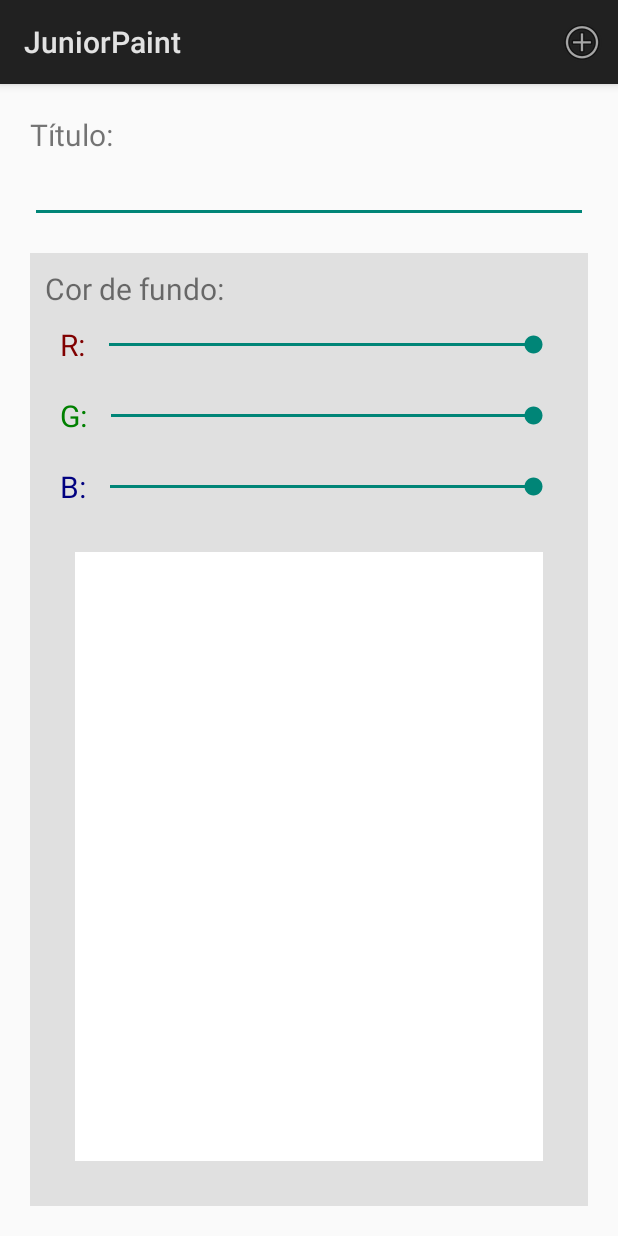
After one commit to pedrcruz/GPS, an Android app: the teste screen opened directly, with no data from a screen before it, on a phone screen of 412 x 824 dp. The commit adds this screen. Run offline under Robolectric (Android 15) with nearby library versions, the phone set to English and light mode, and no system bars.

Commit message:
Edit , new Working v0.2

```diff
--- a/JuniorPaint/app/src/main/java/com/example/isec_aulas/juniorpaint/Desenha.java
+++ b/JuniorPaint/app/src/main/java/com/example/isec_aulas/juniorpaint/Desenha.java
@@ -59,6 +59,7 @@ public class Desenha extends Activity {
         mi.inflate(R.menu.menu_desenho,menu);
         return true;
     }
+
 
     @Override
     public boolean onOptionsItemSelected(MenuItem item) {
--- a/JuniorPaint/app/src/main/java/com/example/isec_aulas/juniorpaint/MainActivity.java
+++ b/JuniorPaint/app/src/main/java/com/example/isec_aulas/juniorpaint/MainActivity.java
@@ -14,7 +14,7 @@ public class MainActivity extends Activity {
     }
 
     public void onDesenha(View v) {
-        Intent intent = new Intent(this,Desenha.class);
+        Intent intent = new Intent(this,teste.class);
         startActivity(intent);
     }
 /*
--- /dev/null
+++ b/JuniorPaint/app/src/main/java/com/example/isec_aulas/juniorpaint/teste.java
@@ -0,0 +1,81 @@
+package com.example.isec_aulas.juniorpaint;
+
+import android.app.Activity;
+import android.content.Intent;
+import android.graphics.Color;
+import android.os.Bundle;
+import android.view.Menu;
+import android.view.MenuInflater;
+import android.view.MenuItem;
+import android.widget.EditText;
+import android.widget.FrameLayout;
+import android.widget.SeekBar;
+
+public class teste extends Activity {
+
+    SeekBar sbRed,sbGreen,sbBlue;
+    FrameLayout previewCor;
+
+    @Override
+    protected void onCreate(Bundle savedInstanceState) {
+        super.onCreate(savedInstanceState);
+        setContentView(R.layout.teste);
+
+        sbRed   = (SeekBar) findViewById(R.id.sbRed);
+        sbGreen = (SeekBar) findViewById(R.id.sbGreen);
+        sbBlue  = (SeekBar) findViewById(R.id.sbBlue);
+
+        sbRed.setMax(255);sbRed.setProgress(255);
+        sbGreen.setMax(255);sbGreen.setProgress(255);
+        sbBlue.setMax(255);sbBlue.setProgress(255);
+        sbRed.setOnSeekBarChangeListener(procSeekBar);
+        sbGreen.setOnSeekBarChangeListener(procSeekBar);
+        sbBlue.setOnSeekBarChangeListener(procSeekBar);
+
+        previewCor = (FrameLayout) findViewById(R.id.previewCor);
+        previewCor.setBackgroundColor(Color.WHITE);
+
+    }
+
+    SeekBar.OnSeekBarChangeListener procSeekBar = new SeekBar.OnSeekBarChangeListener() {
+        @Override
+        public void onProgressChanged(SeekBar seekBar, int progress, boolean fromUser) {
+            previewCor.setBackgroundColor(Color.rgb(sbRed.getProgress(),sbGreen.getProgress(),sbBlue.getProgress()));
+        }
+
+        @Override
+        public void onStartTrackingTouch(SeekBar seekBar) {
+
+        }
+
+        @Override
+        public void onStopTrackingTouch(SeekBar seekBar) {
+
+        }
+    };
+
+    @Override
+    public boolean onCreateOptionsMenu(Menu menu) {
+        MenuInflater mi = new MenuInflater(this);
+        mi.inflate(R.menu.menu_criar,menu);
+        return super.onCreateOptionsMenu(menu);
+    }
+
+    @Override
+    public boolean onOptionsItemSelected(MenuItem item) {
+        if (item.getItemId()==R.id.menuCriar) {
+            String strTitulo = ((EditText)findViewById(R.id.edTitulo)).getText().toString();
+            if (strTitulo.isEmpty()) {
+                findViewById(R.id.edTitulo).requestFocus();
+                return true;
+            }
+            Intent intent = new Intent(this,Desenha.class);
+            intent.putExtra("CorFundo",Color.rgb(sbRed.getProgress(),sbGreen.getProgress(),sbBlue.getProgress()));
+            intent.putExtra("Titulo",strTitulo);
+            startActivity(intent);
+            finish();
+            return true;
+        }
+        return super.onOptionsItemSelected(item);
+    }
+}
--- /dev/null
+++ b/JuniorPaint/app/src/main/res/layout/carrega.xml
@@ -0,0 +1,6 @@
+<?xml version="1.0" encoding="utf-8"?>
+<LinearLayout xmlns:android="http://schemas.android.com/apk/res/android"
+    android:layout_width="match_parent"
+    android:layout_height="match_parent">
+
+</LinearLayout>
--- /dev/null
+++ b/JuniorPaint/app/src/main/res/layout/jogos.xml
@@ -0,0 +1,6 @@
+<?xml version="1.0" encoding="utf-8"?>
+<LinearLayout xmlns:android="http://schemas.android.com/apk/res/android"
+    android:layout_width="match_parent"
+    android:layout_height="match_parent">
+
+</LinearLayout>
--- /dev/null
+++ b/JuniorPaint/app/src/main/res/layout/teste.xml
@@ -0,0 +1,108 @@
+<?xml version="1.0" encoding="utf-8"?>
+<LinearLayout xmlns:android="http://schemas.android.com/apk/res/android"
+    xmlns:app="http://schemas.android.com/apk/res-auto"
+    xmlns:tools="http://schemas.android.com/tools"
+    android:layout_width="match_parent"
+    android:layout_height="match_parent"
+    android:orientation="vertical"
+    android:padding="20sp"
+    tools:context="com.example.isec_aulas.juniorpaint.teste">
+
+
+
+    <TextView
+        android:layout_width="wrap_content"
+        android:layout_height="wrap_content"
+        android:text="Título:"
+        android:textSize="20sp" />
+
+    <EditText android:id="@+id/edTitulo"
+        android:layout_width="match_parent"
+        android:layout_height="wrap_content"
+        android:maxLines="1"
+        android:maxLength="15"
+        android:inputType="text"/>
+
+    <LinearLayout
+        android:layout_width="match_parent"
+        android:layout_height="match_parent"
+        android:layout_marginTop="20dp"
+        android:background="#e0e0e0"
+        android:orientation="vertical"
+        android:padding="10dp">
+
+        <TextView
+            android:layout_width="wrap_content"
+            android:layout_height="wrap_content"
+            android:text="Cor de fundo:"
+            android:textSize="20sp" />
+
+        <LinearLayout
+            android:layout_width="match_parent"
+            android:layout_height="wrap_content"
+            android:orientation="horizontal"
+            android:padding="10dp">
+
+            <TextView
+                android:layout_width="wrap_content"
+                android:layout_height="wrap_content"
+                android:text="R:"
+                android:textColor="#800000"
+                android:textSize="20sp" />
+
+            <SeekBar
+                android:id="@+id/sbRed"
+                android:layout_width="match_parent"
+                android:layout_height="wrap_content"
+                android:layout_gravity="center_vertical"
+                />
+        </LinearLayout>
+
+        <LinearLayout
+            android:layout_width="match_parent"
+            android:layout_height="wrap_content"
+            android:orientation="horizontal"
+            android:padding="10dp">
+
+            <TextView
+                android:layout_width="wrap_content"
+                android:layout_height="wrap_content"
+                android:text="G:"
+                android:textColor="#008000"
+                android:textSize="20sp" />
+
+            <SeekBar
+                android:id="@+id/sbGreen"
+                android:layout_width="match_parent"
+                android:layout_height="wrap_content"
+                android:layout_gravity="center_vertical" />
+        </LinearLayout>
+
+        <LinearLayout
+            android:layout_width="match_parent"
+            android:layout_height="wrap_content"
+            android:orientation="horizontal"
+            android:padding="10dp">
+
+            <TextView
+                android:layout_width="wrap_content"
+                android:layout_height="wrap_content"
+                android:text="B:"
+                android:textColor="#000080"
+                android:textSize="20sp" />
+
+            <SeekBar
+                android:id="@+id/sbBlue"
+                android:layout_width="match_parent"
+                android:layout_height="wrap_content"
+                android:layout_gravity="center_vertical" />
+        </LinearLayout>
+
+        <FrameLayout
+            android:id="@+id/previewCor"
+            android:layout_width="match_parent"
+            android:layout_height="match_parent"
+            android:layout_margin="20dp"
+            android:background="#ffffd0"></FrameLayout>
+    </LinearLayout>
+</LinearLayout>
```
Also changed, not shown: JuniorPaint/app/src/main/AndroidManifest.xml (+6 -2 lines), JuniorPaint/app/src/main/java/com/example/isec_aulas/juniorpaint/Carrega.java (added, +8 -0 lines), JuniorPaint/app/src/main/java/com/example/isec_aulas/juniorpaint/Jogos.java (added, +8 -0 lines), JuniorPaint/app/src/main/res/layout/desenha.xml (+22 -2 lines), JuniorPaint/app/src/main/res/menu/menu_criar.xml (+4 -4 lines).
